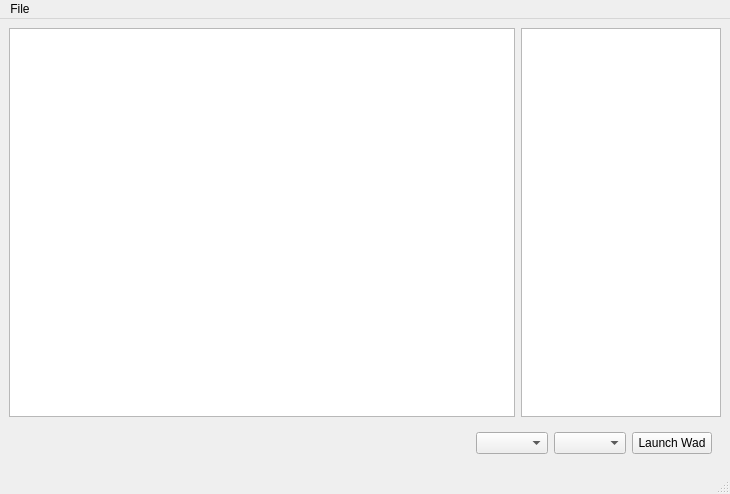
Above: src/main/resources/base/template/wadlauncher.ui from karlpet/WadLauncher before the change. Below: the same form after it.
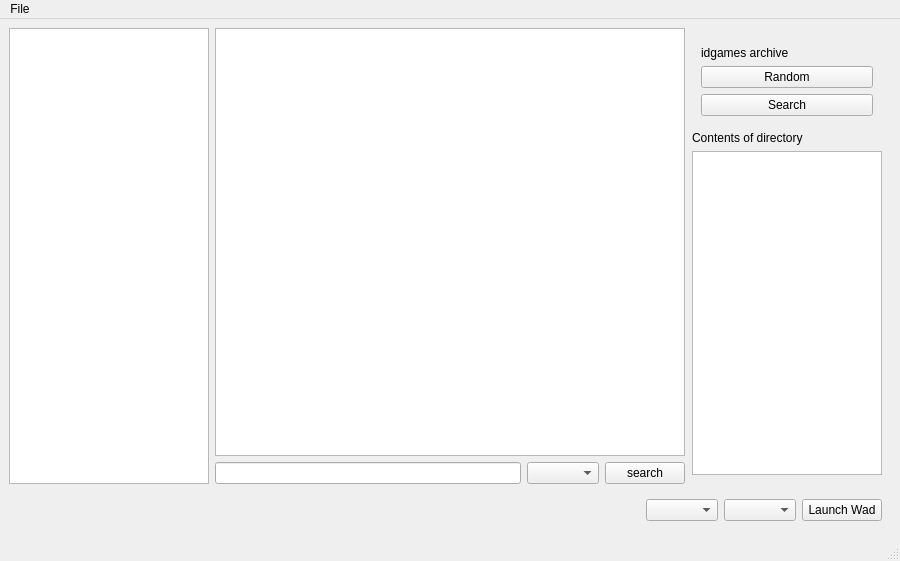
That is the form after the change.

Commit message: Weird merge error fix.

Patch:
```diff
--- a/src/main/resources/base/template/wadlauncher.ui
+++ b/src/main/resources/base/template/wadlauncher.ui
@@ -6,8 +6,8 @@
    <rect>
     <x>0</x>
     <y>0</y>
-    <width>730</width>
-    <height>494</height>
+    <width>900</width>
+    <height>561</height>
    </rect>
   </property>
   <property name="windowTitle">
@@ -18,16 +18,120 @@
     <item>
      <layout class="QHBoxLayout" name="horizontalLayout_2">
       <item>
-       <widget class="QListView" name="WadList"/>
+       <widget class="QListView" name="WadList">
+        <property name="maximumSize">
+         <size>
+          <width>200</width>
+          <height>16777215</height>
+         </size>
+        </property>
+       </widget>
       </item>
       <item>
+       <widget class="QStackedWidget" name="MainContentStack">
+        <property name="currentIndex">
+         <number>0</number>
+        </property>
+        <widget class="QWidget" name="idgamesSearch">
+         <property name="enabled">
+          <bool>true</bool>
+         </property>
+         <layout class="QVBoxLayout" name="verticalLayout_7">
+          <property name="leftMargin">
+           <number>0</number>
+          </property>
+          <property name="topMargin">
+           <number>0</number>
+          </property>
+          <property name="rightMargin">
+           <number>0</number>
+          </property>
+          <property name="bottomMargin">
+           <number>0</number>
+          </property>
+          <item>
+           <widget class="QTextBrowser" name="searchResult"/>
+          </item>
+          <item>
+           <layout class="QHBoxLayout" name="horizontalLayout_3">
+            <property name="topMargin">
+             <number>0</number>
+            </property>
+            <item>
+             <widget class="QLineEdit" name="lineEdit"/>
+            </item>
+            <item>
+             <widget class="QComboBox" name="searchbar_type_selector"/>
+            </item>
+            <item>
+             <widget class="QPushButton" name="searchbar_search">
+              <property name="text">
+               <string>search</string>
+              </property>
+             </widget>
+            </item>
+           </layout>
+          </item>
+         </layout>
+        </widget>
+        <widget class="QWidget" name="idgamesRandom"/>
+       </widget>
+      </item>
+      <item>
+       <widget class="QWidget" name="SideBar" native="true">
+        <property name="maximumSize">
+         <size>
+          <width>200</width>
+          <height>16777215</height>
+         </size>
+        </property>
        <layout class="QVBoxLayout" name="verticalLayout">
         <property name="sizeConstraint">
          <enum>QLayout::SetDefaultConstraint</enum>
         </property>
         <property name="leftMargin">
-         <number>0</number>
-        </property>
+          <number>1</number>
+         </property>
+         <item>
+          <widget class="QWidget" name="DoomWorldWidget" native="true">
+           <property name="minimumSize">
+            <size>
+             <width>0</width>
+             <height>0</height>
+            </size>
+           </property>
+           <layout class="QVBoxLayout" name="verticalLayout_3">
+            <item>
+             <widget class="QLabel" name="doomworldLabel">
+              <property name="text">
+               <string>idgames archive</string>
+              </property>
+             </widget>
+            </item>
+            <item>
+             <widget class="QPushButton" name="random">
+              <property name="text">
+               <string>Random</string>
+              </property>
+             </widget>
+            </item>
+            <item>
+             <widget class="QPushButton" name="search">
+              <property name="text">
+               <string>Search</string>
+              </property>
+             </widget>
+            </item>
+           </layout>
+          </widget>
+         </item>
+         <item>
+          <widget class="QLabel" name="wadDirListLabel">
+           <property name="text">
+            <string>Contents of directory</string>
+           </property>
+          </widget>
+         </item>
         <item>
          <widget class="QListView" name="WadDirList">
           <property name="sizePolicy">
@@ -38,13 +142,14 @@
           </property>
           <property name="maximumSize">
            <size>
-            <width>200</width>
+             <width>16777215</width>
             <height>16777215</height>
            </size>
           </property>
          </widget>
         </item>
        </layout>
+       </widget>
       </item>
      </layout>
     </item>
@@ -94,7 +199,7 @@
     <rect>
      <x>0</x>
      <y>0</y>
-     <width>730</width>
+     <width>900</width>
      <height>25</height>
     </rect>
    </property>
```
Lines whose indentation alone changed are shown as unchanged. The commit also changes 1 other file.
